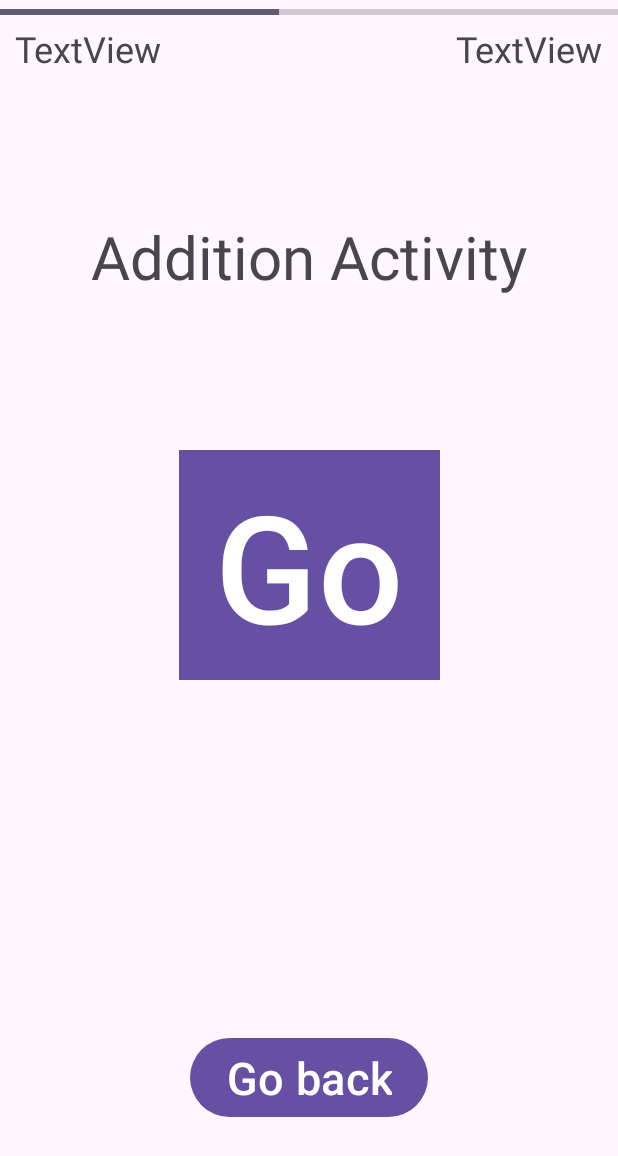
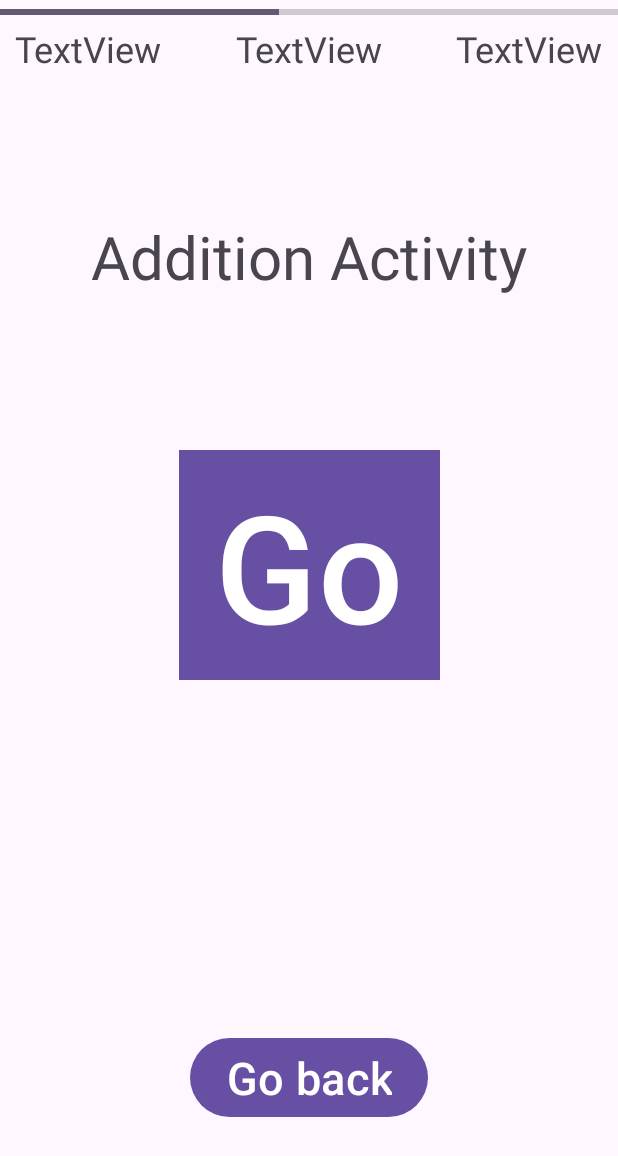
Before and after one commit to Marcelo916/ArithmeticForKids, an Android app: the Addition screen opened directly, with no data from a screen before it, on a phone screen of 412 x 824 dp. Shown: the top 1156 px of the screen. Run offline under Robolectric (Android 15) with nearby library versions, the light colour scheme and no system bars.

```diff
--- a/app/src/main/res/layout/activity_addition.xml
+++ b/app/src/main/res/layout/activity_addition.xml
@@ -75,4 +75,14 @@
         android:textSize="24sp"
         app:layout_constraintEnd_toEndOf="parent"
         app:layout_constraintTop_toBottomOf="@+id/progressBarAddition" />
+
+    <TextView
+        android:id="@+id/textViewMiddle"
+        android:layout_width="wrap_content"
+        android:layout_height="wrap_content"
+        android:textSize="24sp"
+        android:text="TextView"
+        app:layout_constraintEnd_toStartOf="@+id/textViewRight"
+        app:layout_constraintStart_toEndOf="@+id/textViewLeft"
+        app:layout_constraintTop_toBottomOf="@+id/progressBarAddition" />
 </androidx.constraintlayout.widget.ConstraintLayout>
```
